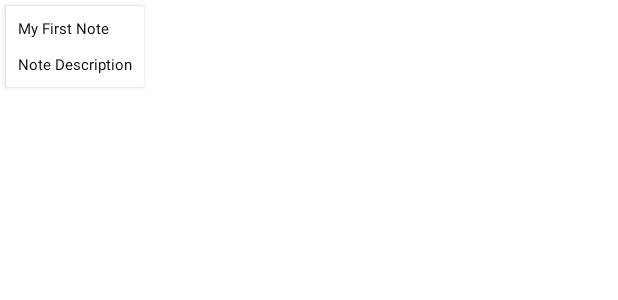
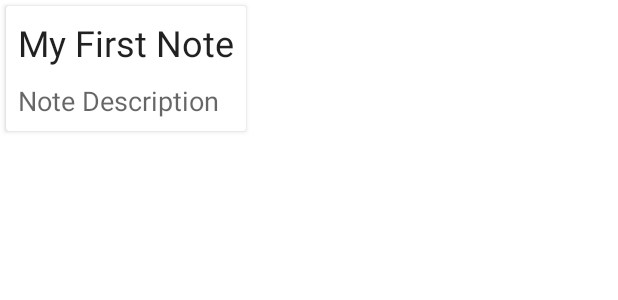
Before and after one commit to tiwariprateek/Manifesto, an Android app: the layout note_layout.xml on its own in the app's theme, with its tools: preview values and no code run, on a phone screen of 412 x 824 dp. Shown: the top 300 px of the screen. Run offline under Robolectric (Android 15) with nearby library versions, the phone set to English and light mode, and no system bars.

```diff
--- a/app/src/main/res/layout/note_layout.xml
+++ b/app/src/main/res/layout/note_layout.xml
@@ -1,7 +1,7 @@
 <?xml version="1.0" encoding="utf-8"?>
 <LinearLayout xmlns:android="http://schemas.android.com/apk/res/android"
-    android:layout_width="match_parent"
-    android:layout_height="match_parent"
+    android:layout_width="wrap_content"
+    android:layout_height="wrap_content"
     xmlns:tools="http://schemas.android.com/tools">
     <androidx.cardview.widget.CardView
         android:layout_margin="4dp"
@@ -16,7 +16,7 @@
                 android:id="@+id/text_view_title"
                 android:layout_width="wrap_content"
                 android:layout_height="wrap_content"
-                android:textAppearance="@style/Base.CardView"
+                android:textAppearance="@style/TextAppearance.AppCompat.Headline"
                 tools:text="My First Note"
                 android:layout_marginBottom="10dp"/>
 
@@ -24,7 +24,7 @@
                 android:id="@+id/text_view_desc"
                 android:layout_width="wrap_content"
                 android:layout_height="wrap_content"
-                android:textAppearance="@style/Base.CardView"
+                android:textAppearance="@style/TextAppearance.AppCompat.Medium"
                 tools:text="Note Description"
                 android:layout_below="@+id/text_view_title"/>
 
```
Also changed, not shown: app/src/main/java/com/example/manifesto/ui/HomeFragment.kt (+7 -1 lines).
